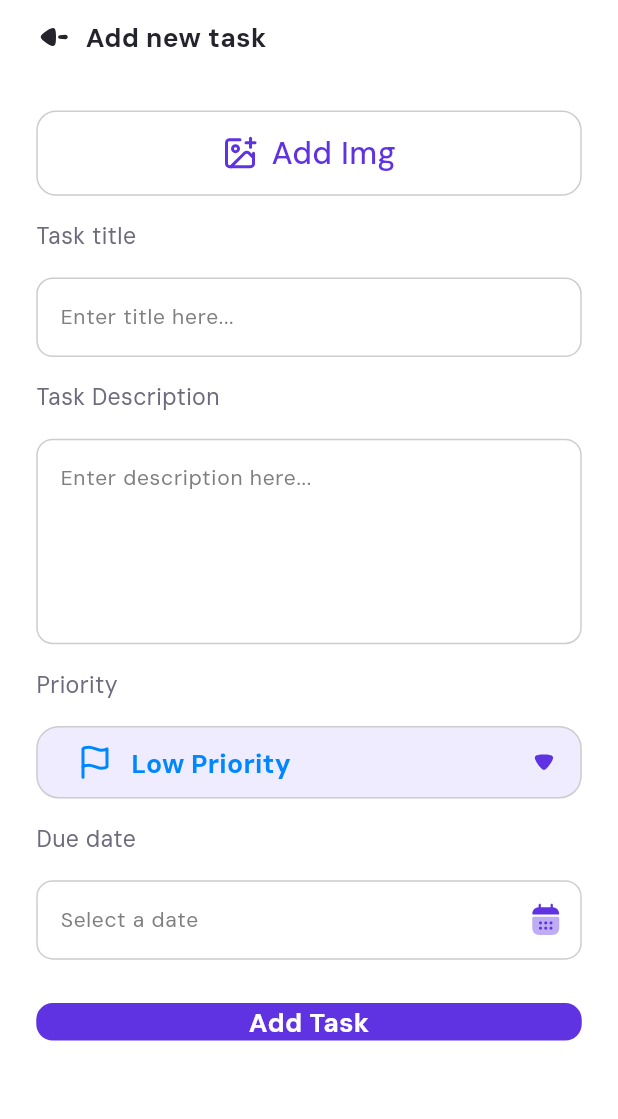
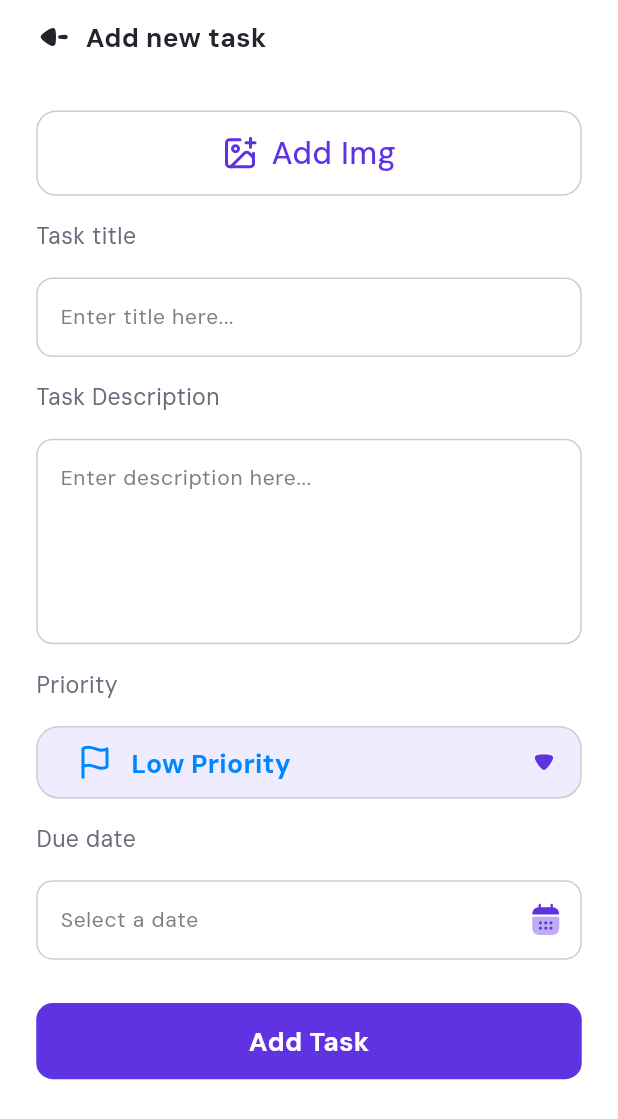
Before and after one commit to MostafaAbdallaH686/Tasky, a Flutter app: the AddTaskScreen screen opened directly, on a phone screen of 412 x 824 dp. Shown: the top 1119 px of the screen. Run offline on Flutter 3.47's test engine with Material 3 defaults, Android fonts, the phone set to English and light mode, and no system bars; our stand-ins replace dartz, device_info_plus, dio, equatable, flutter_bloc, flutter_image_compress and 8 more; accounts and stored records are empty; project files that could hold a hidden picture were left out.

Commit message:
fixing the image size

```diff
--- a/lib/core/widgets/default_custom_buttong.dart
+++ b/lib/core/widgets/default_custom_buttong.dart
@@ -16,6 +16,7 @@ class DefaultCustomButtong extends StatelessWidget {
     return InkWell(
       onTap: onTap,
       child: Container(
+        height: AppWidthHeight.persantageOfHeight((50 / 812) * 100),
         padding: EdgeInsets.symmetric(
           horizontal: AppWidthHeight.persantageOfWidth((10 / 375) * 100),
         ),
--- a/lib/feature/add_task/view/widgets/add_task_screen_body.dart
+++ b/lib/feature/add_task/view/widgets/add_task_screen_body.dart
@@ -49,7 +49,6 @@ class AddTaskScreenBody extends StatelessWidget {
                             title: Text("Pick from Gallery"),
                             onTap: () {
                               AppRoute.navigateBack();
-
                               cubit.pickImageFromGallery();
                             },
                           ),
@@ -58,7 +57,6 @@ class AddTaskScreenBody extends StatelessWidget {
                             title: Text("Take a Photo"),
                             onTap: () {
                               AppRoute.navigateBack();
-
                               cubit.pickImageFromCamera();
                             },
                           ),
@@ -68,11 +66,15 @@ class AddTaskScreenBody extends StatelessWidget {
                   },
                   child: Container(
                     width: double.infinity,
-                    height: AppWidthHeight.persantageOfHeight((56 / 812) * 100),
+                    // Dynamic height: bigger if image is selected
+                    height: cubit.pickedImage == null
+                        ? AppWidthHeight.persantageOfHeight((56 / 812) * 100)
+                        : AppWidthHeight.persantageOfHeight((240 / 812) * 100),
                     decoration: BoxDecoration(
                       color: AppLightColor.white,
                       borderRadius: BorderRadius.circular(
-                          AppWidthHeight.persantageOfWidth((12 / 375) * 100)),
+                        AppWidthHeight.persantageOfWidth((12 / 375) * 100),
+                      ),
                       border: Border.all(color: AppLightColor.greyBorder),
                     ),
                     child: cubit.pickedImage == null
@@ -82,32 +84,39 @@ class AddTaskScreenBody extends StatelessWidget {
                               children: [
                                 AppSvgImage.showSvgImage(path: AppIcon.timage),
                                 SizedBox(
-                                    width: AppWidthHeight.persantageOfWidth(
-                                        (8 / 375) * 100)),
+                                  width: AppWidthHeight.persantageOfWidth(
+                                    (8 / 375) * 100,
+                                  ),
+                                ),
                                 Text(
-                                    textScaler: TextScaler.linear(
-                                      AppWidthHeight.persantageOfWidth(
-                                          (1 / 375) * 100),
+                                  textScaler: TextScaler.linear(
+                                    AppWidthHeight.persantageOfWidth(
+                                      (1 / 375) * 100,
                                     ),
-                                    AppString.image,
-                                    style: AppTextStyle.regular19),
+                                  ),
+                                  AppString.image,
+                                  style: AppTextStyle.regular19,
+                                ),
                               ],
                             ),
                           )
                         : ClipRRect(
                             borderRadius: BorderRadius.circular(
-                                AppWidthHeight.persantageOfWidth(
-                                    (12 / 375) * 100)),
+                              AppWidthHeight.persantageOfWidth(
+                                  (12 / 375) * 100),
+                            ),
                             child: Image.file(
                               cubit.pickedImage!,
                               width: double.infinity,
-                              fit: BoxFit.cover,
+                              height: double.infinity,
+                              fit: BoxFit.contain,
                             ),
                           ),
                   ),
                 );
               },
             ),
+
             SizedBox(
               height: AppWidthHeight.persantageOfHeight((16 / 812) * 100),
             ),
```
